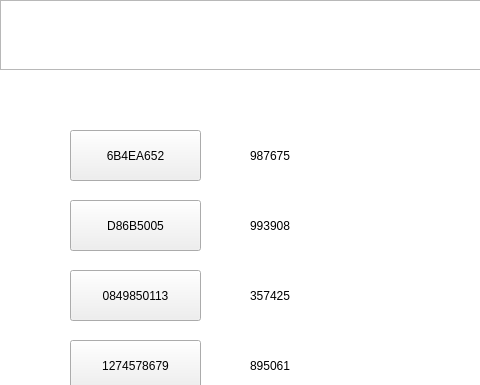
Qt form SmartCabinet/Device/devicesimulate.ui (birdman1992/SmartCabinet) before a commit; both pictures show x 0 to 480 and y 0 to 385 of the 640 by 480 pixel window.
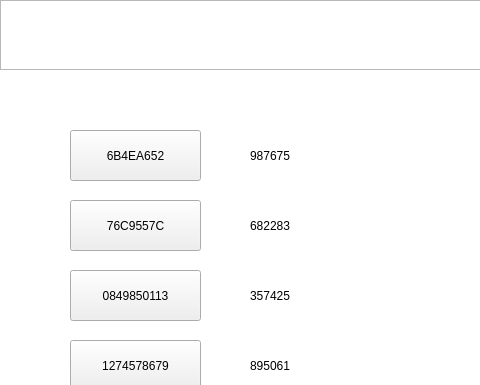
The same form after that commit. The open tabs and pages were chosen to show the change.

Commit message: 修复盘点界面数量错误

Patch:
```diff
--- a/SmartCabinet/Device/devicesimulate.ui
+++ b/SmartCabinet/Device/devicesimulate.ui
@@ -88,7 +88,7 @@
         <enum>Qt::NoFocus</enum>
        </property>
        <property name="text">
-        <string>D86B5005</string>
+        <string>76C9557C</string>
        </property>
       </widget>
       <widget class="QPushButton" name="pushButton_3">
@@ -146,7 +146,7 @@
         </rect>
        </property>
        <property name="text">
-        <string>993908</string>
+        <string>682283</string>
        </property>
       </widget>
       <widget class="QLabel" name="label_3">
```
Left out of the diff: 2 changed lines with no effect on the pictures. The commit also changes 3 other files.
